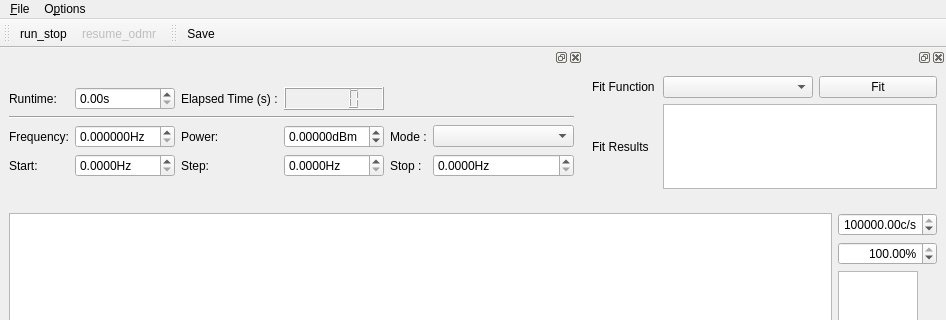
Ulm-IQO/qudi, file gui/odmr/ui_odmrgui.ui: the form before one commit; both pictures show x 0 to 946 and y 0 to 320 of the 946 by 727 pixel window.
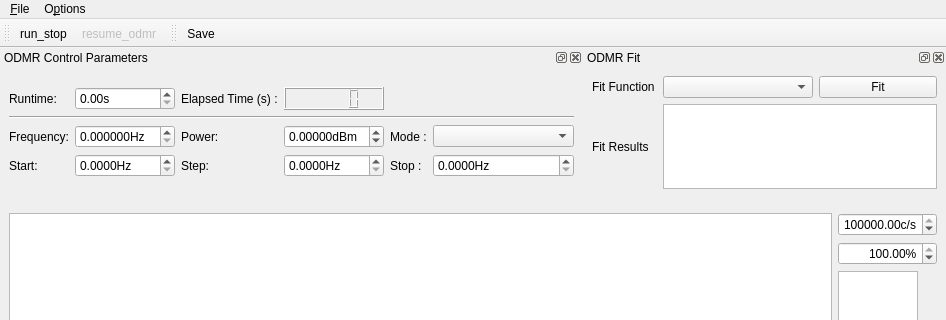
The form after the commit. Icons and pictures are not drawn. Custom widgets are drawn as their Qt base class.

Commit message: Add names to the DockWidget Windows in ODMR.

The edit to the form file:
```diff
--- a/gui/odmr/ui_odmrgui.ui
+++ b/gui/odmr/ui_odmrgui.ui
@@ -250,6 +250,12 @@
      <height>150</height>
     </size>
    </property>
+   <property name="toolTip">
+    <string/>
+   </property>
+   <property name="windowTitle">
+    <string>ODMR Control Parameters</string>
+   </property>
    <attribute name="dockWidgetArea">
     <number>4</number>
    </attribute>
@@ -512,6 +518,9 @@
      <verstretch>0</verstretch>
     </sizepolicy>
    </property>
+   <property name="windowTitle">
+    <string>ODMR Fit</string>
+   </property>
    <attribute name="dockWidgetArea">
     <number>4</number>
    </attribute>
```
